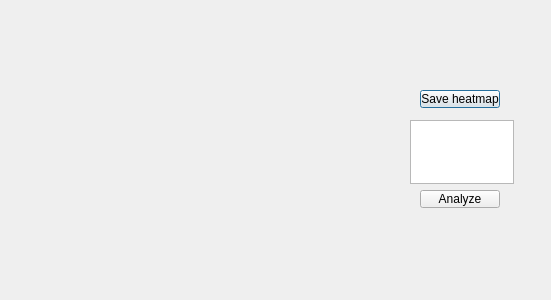
Old version of the form bioprocesswindow.ui in the repository LorenzoTarricone/TranscriptomiC.
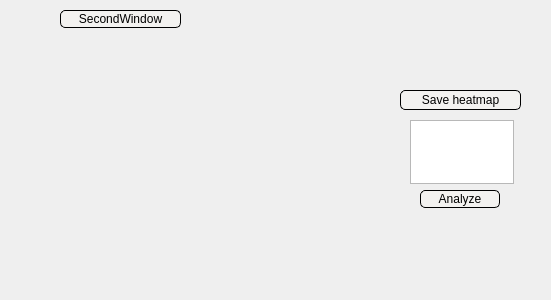
New version of the form. Custom widgets are drawn as their Qt base class.

Commit message:
Implemented navigation between windows, minor style improvements
Implemented buttons that allows to navigate between windows, colocalization window and biological process windows cannot communicate with each other but all the others can. Cannot navigate between those two because of recursive inclusion of header files. Did not use QstackedWidget (the "book" of windows).
Minor style changes for consistency and readability

The edit to the form file:
```diff
--- a/bioprocesswindow.ui
+++ b/bioprocesswindow.ui
@@ -26,12 +26,19 @@
   <widget class="QPushButton" name="SaveHeatmapButton">
    <property name="geometry">
     <rect>
-     <x>420</x>
+     <x>400</x>
      <y>90</y>
-     <width>80</width>
-     <height>18</height>
+     <width>121</width>
+     <height>20</height>
     </rect>
    </property>
+   <property name="styleSheet">
+    <string notr="true">background-color: rgb(243,242,240);
+border: 1px solid black ;
+border-radius: 5px;
+padding: 0 8px;
+</string>
+   </property>
    <property name="text">
     <string>Save heatmap</string>
    </property>
@@ -55,10 +62,37 @@
      <height>18</height>
     </rect>
    </property>
+   <property name="styleSheet">
+    <string notr="true">background-color: rgb(243,242,240);
+border: 1px solid black ;
+border-radius: 5px;
+padding: 0 8px;
+</string>
+   </property>
    <property name="text">
     <string>Analyze</string>
    </property>
   </widget>
+  <widget class="QPushButton" name="SecondWindowButton">
+   <property name="geometry">
+    <rect>
+     <x>60</x>
+     <y>10</y>
+     <width>121</width>
+     <height>18</height>
+    </rect>
+   </property>
+   <property name="styleSheet">
+    <string notr="true">background-color: rgb(243,242,240);
+border: 1px solid black ;
+border-radius: 5px;
+padding: 0 8px;
+</string>
+   </property>
+   <property name="text">
+    <string>SecondWindow</string>
+   </property>
+  </widget>
  </widget>
  <customwidgets>
   <customwidget>
```
The commit also changes 12 other files.
